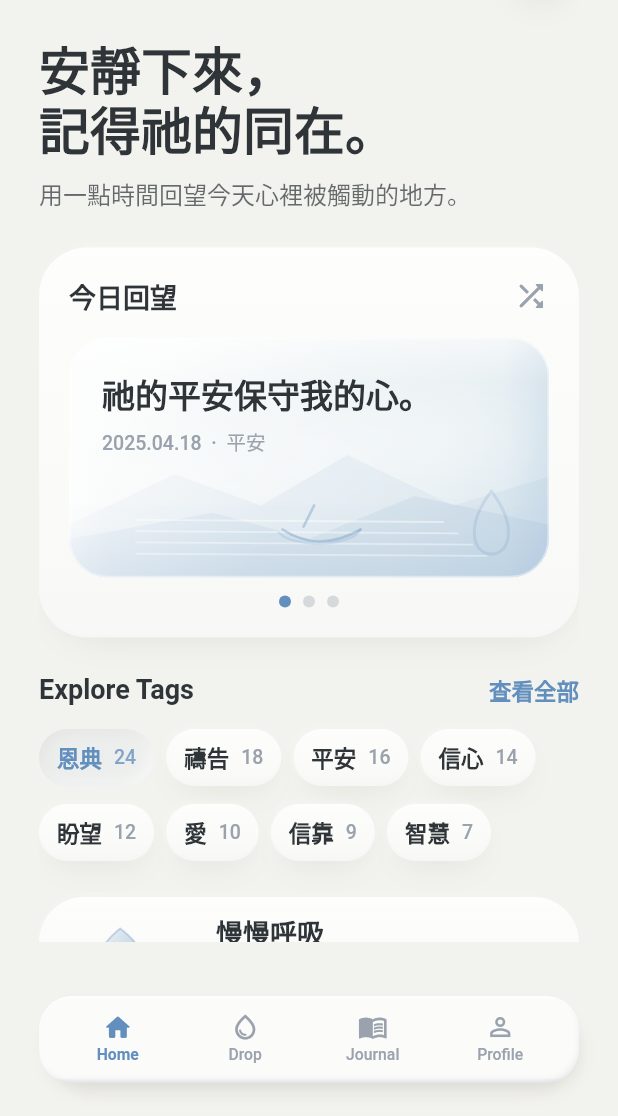
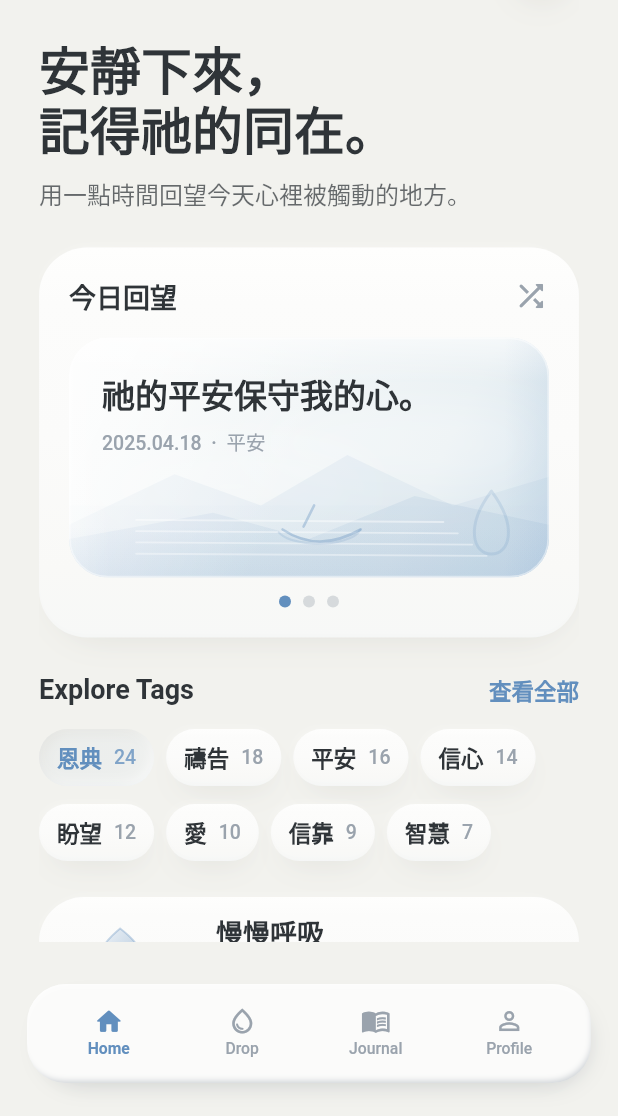
Before and after one commit to BlackAaadam/drop4up, a Flutter app: the screen it shows after launch, on a phone screen of 412 x 824 dp, the part 120-1236 px from its top. Run offline on Flutter 3.47's test engine with Material 3 defaults, Android fonts, the phone set to English and light mode, and no system bars; our stand-ins replace flutter_inset_shadow.

Commit message:
Tune bottom nav geometry and shadow depth

```diff
--- a/lib/ui/drop4up_bottom_nav.dart
+++ b/lib/ui/drop4up_bottom_nav.dart
@@ -1,16 +1,5 @@
 import 'package:flutter/material.dart' hide BoxDecoration, BoxShadow;
 import 'package:flutter_inset_shadow/flutter_inset_shadow.dart';
-
-import 'drop4up_tokens.dart';
-
-// Nav 本體顏色：中央必須維持 Card Surface，靠上下緣用很淡的色差做厚度。
-const _navBase = Color(0xFFFBFBFA);
-const _navTopEdge = Color(0xFFFFFFFF);
-const _navSoftCrown = Color(0xFFFCFCFB);
-const _navLowerEdge = Color(0xFFEDEDEA);
-const _navWarmContact = Color(0xFFD2CEC6);
-const _navCoolContact = Color(0xFFC0C8D0);
-const _navInnerCompression = Color(0xFFAEB7C0);
 
 const _navPressDuration = Duration(milliseconds: 100);
 const _navTextDuration = Duration(milliseconds: 150);
@@ -25,8 +14,16 @@ class Drop4UpBottomNav extends StatelessWidget {
   final int currentIndex;
   final ValueChanged<int> onChanged;
 
-  static const double _height = 58;
-  static const double _radius = 22;
+  static const double _height = 66;
+  static const double _radius = 26;
+
+  static const Color _navBase = Color(0xFFFBFBFA);
+  static const Color _activeColor = Color(0xFF628FBE);
+  static const Color _inactiveColor = Color(0xFF9AA3AD);
+
+  static const Color _navWarmContact = Color(0xFF2F3438);
+  static const Color _navCoolContact = Color(0xFF628FBE);
+  static const Color _navInnerCompression = Color(0xFF9AA3AD);
 
   static const List<_Drop4UpNavItem> _items = [
     _Drop4UpNavItem('Home', Icons.home_rounded, Icons.home_outlined),
@@ -48,74 +45,69 @@ class Drop4UpBottomNav extends StatelessWidget {
     return Container(
       height: _height,
       margin: EdgeInsets.zero,
-      padding: const EdgeInsets.symmetric(horizontal: 10, vertical: 5),
+      padding: const EdgeInsets.symmetric(horizontal: 10, vertical: 6),
       decoration: BoxDecoration(
         borderRadius: BorderRadius.circular(_radius),
-        gradient: const LinearGradient(
-          begin: Alignment.topCenter,
-          end: Alignment.bottomCenter,
-          // 上緣提亮、中段保持乾淨、下緣稍微壓暗，讓 nav 像有厚度的白色材質。
-          stops: [0.0, 0.04, 0.06, 0.94, 0.96, 1.0],
-          colors: [
-            _navTopEdge,
-            _navSoftCrown,
-            _navBase,
-            _navBase,
-            Color(0xFFF5F5F3),
-            _navLowerEdge,
-          ],
-        ),
+        color: _navBase,
         boxShadow: [
-          // 左上外側保留很淡的接觸陰影，讓邊緣從背景中分離。
+          // 1) Ultra-thin top/left contact definition.
+          // This should be barely visible, not a halo.
           BoxShadow(
-            color: _navWarmContact.withValues(alpha: 0.24),
-            offset: const Offset(-1.5, -1.5),
-            blurRadius: 4,
-            spreadRadius: -4,
+            color: _navWarmContact.withValues(alpha: 0.020),
+            offset: const Offset(-0.35, -0.35),
+            blurRadius: 1.4,
+            spreadRadius: -5.8,
           ),
-          // 主要接觸陰影往右下收，對應左上光源。
+          // 2) Main bottom-right contact shadow.
+          // Slightly stronger than the previous pass to recover the reference depth.
           BoxShadow(
-            color: _navWarmContact.withValues(alpha: 0.66),
-            offset: const Offset(3, 8),
-            blurRadius: 10,
-            spreadRadius: -5,
+            color: _navWarmContact.withValues(alpha: 0.150),
+            offset: const Offset(4.2, 6.8),
+            blurRadius: 12.5,
+            spreadRadius: -5.8,
           ),
-          // 第二層只保留很淡的底部重量，避免下方陰影過度擴散。
+          // 3) Broad bottom ambient shadow.
+          // This gives the soft grounded underside seen in the reference.
           BoxShadow(
-            color: _navWarmContact.withValues(alpha: 0.16),
-            offset: const Offset(1, 15),
-            blurRadius: 20,
-            spreadRadius: -18,
+            color: _navWarmContact.withValues(alpha: 0.045),
+            offset: const Offset(0.0, 11.5),
+            blurRadius: 20.0,
+            spreadRadius: -18.5,
           ),
-          // 右下冷色陰影短而集中，補出右邊厚度但不拉髒背景。
+          // 4) Cool lower-right thickness.
+          // Keep subtle; this should not make the right edge dirty.
           BoxShadow(
-            color: _navCoolContact.withValues(alpha: 0.20),
-            offset: const Offset(5, 8),
-            blurRadius: 12,
-            spreadRadius: -10,
+            color: _navCoolContact.withValues(alpha: 0.070),
+            offset: const Offset(5.2, 6.8),
+            blurRadius: 13.0,
+            spreadRadius: -11.5,
           ),
-          // 內側上緣高光：這是 nav 看起來俐落、不是灰白塊的關鍵。
+          // 5) Inner top rim highlight.
+          // Stronger than the previous no-gradient version so the top edge is defined.
+          // It must remain soft, not a sharp white line.
           BoxShadow(
-            color: const Color(0xFFFFFFFF).withValues(alpha: 0.68),
-            offset: const Offset(0, 1.6),
-            blurRadius: 3.8,
-            spreadRadius: -3,
+            color: const Color(0xFFFFFFFF).withValues(alpha: 0.82),
+            offset: const Offset(1.2, 3.4),
+            blurRadius: 3.2,
+            spreadRadius: -2.8,
             inset: true,
           ),
-          // 內側細高光，保留白色材質的薄亮邊。
+          // 6) Very fine inner top polish.
+          // A tiny highlight only; should not look like a border.
           BoxShadow(
-            color: const Color(0xFFFFFFFF).withValues(alpha: 0.34),
-            offset: const Offset(0, 0.8),
+            color: const Color(0xFFFFFFFF).withValues(alpha: 0.6),
+            offset: const Offset(0.25, 0.75),
             blurRadius: 1.0,
-            spreadRadius: -1.0,
+            spreadRadius: -1.05,
             inset: true,
           ),
-          // 內側右下壓縮暗邊，讓厚度集中在光源反方向。
+          // 7) Inner lower/right compression.
+          // This restores rim thickness without using gradient.
           BoxShadow(
-            color: _navInnerCompression.withValues(alpha: 0.38),
-            offset: const Offset(-1.8, -3.4),
-            blurRadius: 3.8,
-            spreadRadius: -3.4,
+            color: _navInnerCompression.withValues(alpha: 0.48),
+            offset: const Offset(-1.8, -3.8),
+            blurRadius: 2.8,
+            spreadRadius: -2.7,
             inset: true,
           ),
         ],
@@ -158,8 +150,8 @@ class _Drop4UpNavButtonState extends State<_Drop4UpNavButton> {
   Widget build(BuildContext context) {
     final textTheme = Theme.of(context).textTheme;
     final color = widget.selected
-        ? Drop4UpTokens.primaryBlue
-        : Drop4UpTokens.textSecondary;
+        ? Drop4UpBottomNav._activeColor
+        : Drop4UpBottomNav._inactiveColor;
 
     return Semantics(
       button: true,
--- a/lib/ui/drop4up_scaffold.dart
+++ b/lib/ui/drop4up_scaffold.dart
@@ -2,6 +2,8 @@ import 'package:flutter/material.dart';
 
 import 'drop4up_bottom_nav.dart';
 import 'drop4up_tokens.dart';
+
+const _bottomNavHorizontalInset = 18.0;
 
 class Drop4UpScaffold extends StatelessWidget {
   const Drop4UpScaffold({
@@ -34,8 +36,8 @@ class Drop4UpScaffold extends StatelessWidget {
               ),
             ),
             Positioned(
-              left: Drop4UpTokens.screenPadding,
-              right: Drop4UpTokens.screenPadding,
+              left: _bottomNavHorizontalInset,
+              right: _bottomNavHorizontalInset,
               bottom: 22,
               child: Drop4UpBottomNav(
                 currentIndex: currentIndex,
```
